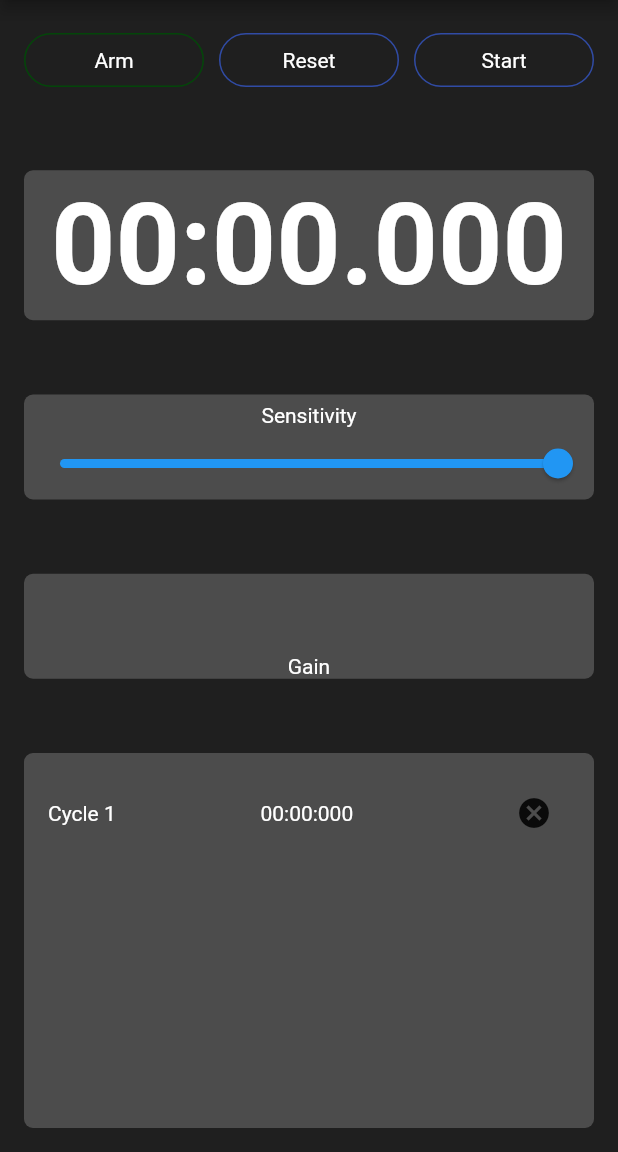
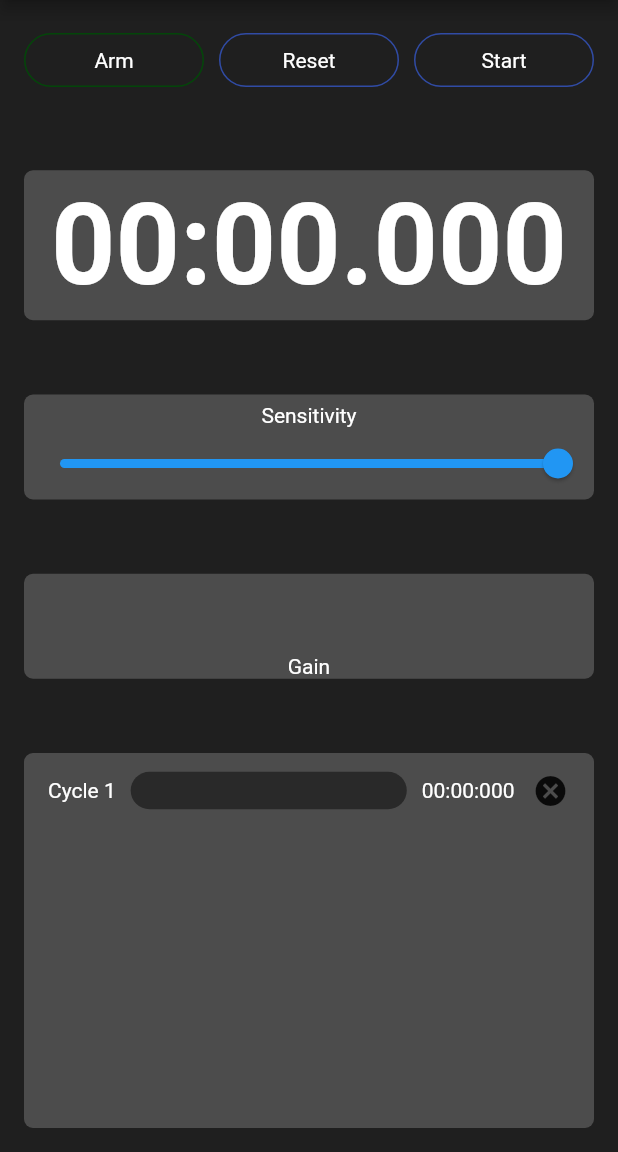
Before and after one commit to yschulz/popwatch, a Flutter app: the screen it shows after launch, after a tap on "Reset", on a phone screen of 412 x 824 dp, the part 84-1236 px from its top. Run offline on Flutter 3.47's test engine with Material 2 defaults, Android fonts, the phone set to English and light mode, and no system bars.

Commit message:
added formatting of the cycle logs

```diff
--- a/lib/main.dart
+++ b/lib/main.dart
@@ -246,11 +246,31 @@ class _PopWatchHomeState extends State<PopWatchHome> {
                   itemCount: logs.length,
                   itemBuilder: (context, index) {
                     return Padding(
-                      padding: const EdgeInsets.all(16.0),
+                      padding: const EdgeInsets.fromLTRB(16.0, 1.0, 5.0, 1.0),
                       child: Row(
-                        mainAxisAlignment: MainAxisAlignment.spaceBetween,
+                        // mainAxisAlignment: MainAxisAlignment.spaceBetween,
                         children: [
                           Text('Cycle ${index+1}', style: TextStyle(color: Color.fromARGB(255, 255, 255, 255))),
+                          SizedBox(width: 10.0),
+                          Expanded(
+                            child: SizedBox(height: 25.0,
+                              child: TextField(
+                                style: TextStyle(
+                                  color: Colors.white
+                                ),
+                                decoration: InputDecoration(
+                                  border: OutlineInputBorder(
+                                    borderSide: BorderSide.none,
+                                    borderRadius: BorderRadius.circular(50)
+                                  ),
+                                  filled: true,
+                                  fillColor: Color.fromARGB(255, 41, 41, 41),
+                                  // contentPadding: EdgeInsets.symmetric(vertical: 0.0),
+                                ),
+                              ),
+                            ),
+                          ),
+                          SizedBox(width: 10.0),
                           Text("${logs[index]}", style: TextStyle(color: Color.fromARGB(255, 255, 255, 255))),
                           IconButton(onPressed: () { setState(() {
                             logs.removeAt(index);
```
